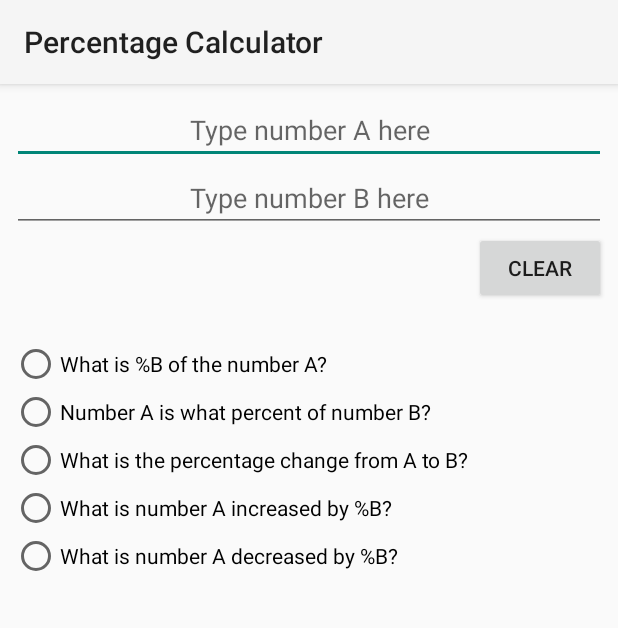
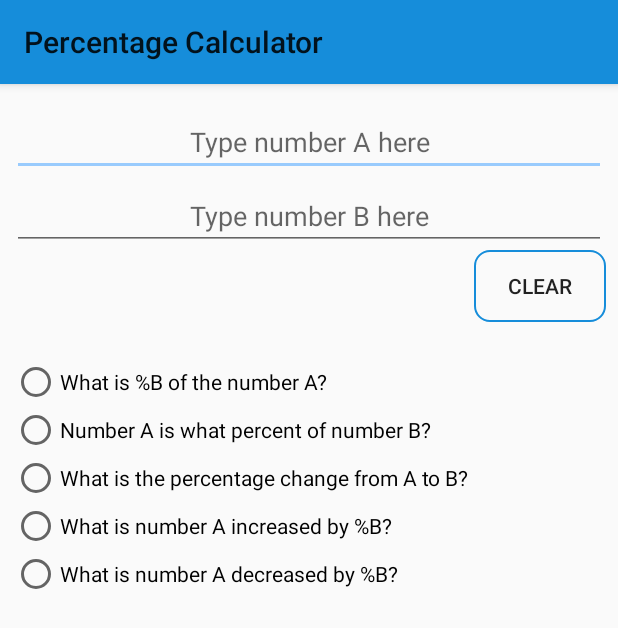
Before and after one commit to ermanergoz/PercentageCalculator, an Android app: the screen it shows after launch (MainActivity), on a phone screen of 412 x 824 dp. Shown: the top 628 px of the screen. Run offline under Robolectric (Android 15) with nearby library versions, the phone set to English and light mode, and no system bars.

Commit message:
Add colors and button style

```diff
--- /dev/null
+++ b/app/src/main/res/drawable/button_frame.xml
@@ -0,0 +1,11 @@
+<?xml version="1.0" encoding="utf-8"?>
+<shape xmlns:android="http://schemas.android.com/apk/res/android"
+    android:layout_width="wrap_content"
+    android:layout_height="wrap_content"
+    android:shape="rectangle">
+
+    <corners android:radius="10dp" />
+    <stroke
+        android:width="1dp"
+        android:color="#168DDA" />
+</shape>
--- /dev/null
+++ b/app/src/main/res/drawable/button_ripple_effect.xml
@@ -0,0 +1,15 @@
+<?xml version="1.0" encoding="utf-8"?>
+<ripple xmlns:android="http://schemas.android.com/apk/res/android"
+    xmlns:tools="http://schemas.android.com/tools"
+    android:color="@color/lightBlue"
+    tools:targetApi="lollipop">
+    <item android:id="@android:id/mask">
+        <shape android:shape="rectangle">
+            <corners android:radius="10dp" />
+            <solid android:color="@color/lightBlue" />
+        </shape>
+    </item>
+    <item
+        android:drawable="@drawable/button_frame"
+        android:state_checked="false" />
+</ripple>
--- a/app/src/main/res/layout/activity_main.xml
+++ b/app/src/main/res/layout/activity_main.xml
@@ -68,7 +68,7 @@
             android:layout_height="wrap_content"
             android:layout_marginStart="8dp"
             android:layout_marginLeft="8dp"
-            android:layout_marginTop="8dp"
+            android:layout_marginTop="16dp"
             android:layout_marginEnd="8dp"
             android:layout_marginRight="8dp"
             android:ems="10"
@@ -78,10 +78,8 @@
             android:inputType="numberDecimal"
             app:layout_constraintBottom_toTopOf="@+id/numberBEditText"
             app:layout_constraintEnd_toEndOf="parent"
-            app:layout_constraintHorizontal_bias="0.5"
             app:layout_constraintStart_toStartOf="parent"
-            app:layout_constraintTop_toTopOf="parent"
-            app:layout_constraintVertical_bias="0.0" />
+            app:layout_constraintTop_toTopOf="parent" />
 
         <EditText
             android:id="@+id/numberBEditText"
@@ -89,6 +87,7 @@
             android:layout_height="wrap_content"
             android:layout_marginStart="8dp"
             android:layout_marginLeft="8dp"
+            android:layout_marginTop="4dp"
             android:layout_marginEnd="8dp"
             android:layout_marginRight="8dp"
             android:ems="10"
@@ -116,6 +115,7 @@
 
         <Button
             android:id="@+id/clearButton"
+            android:background="@drawable/button_ripple_effect"
             android:layout_width="wrap_content"
             android:layout_height="wrap_content"
             android:layout_marginStart="8dp"
--- a/app/src/main/res/values/colors.xml
+++ b/app/src/main/res/values/colors.xml
@@ -1,6 +1,5 @@
 <?xml version="1.0" encoding="utf-8"?>
 <resources>
-    <color name="colorPrimary">#008577</color>
-    <color name="colorPrimaryDark">#00574B</color>
-    <color name="colorAccent">#D81B60</color>
+    <color name="darkBlue">#168DDA</color>
+    <color name="lightBlue">#99CBFD</color>
 </resources>
--- a/app/src/main/res/values/styles.xml
+++ b/app/src/main/res/values/styles.xml
@@ -1,5 +1,7 @@
 <resources>
 
-    <style name="AppTheme" parent="Theme.AppCompat.DayNight"> </style>
-
+    <style name="AppTheme" parent="Theme.AppCompat.DayNight">
+        <item name="colorAccent">@color/lightBlue</item>
+        <item name="colorPrimary">@color/darkBlue</item>
+    </style>
 </resources>
```
